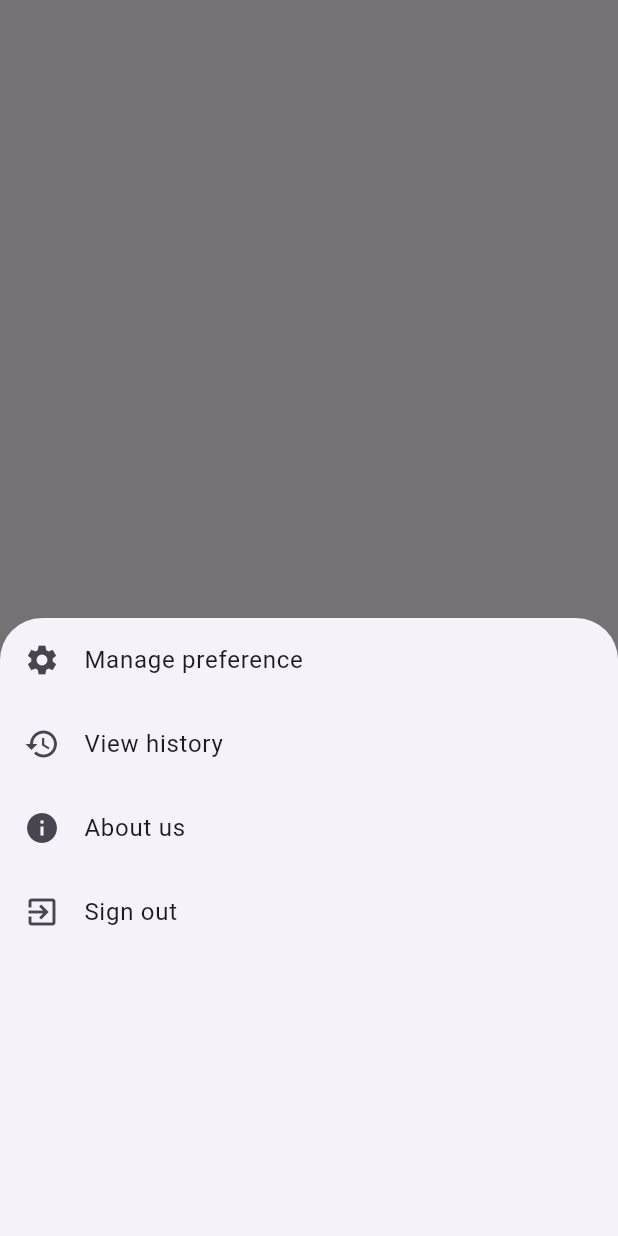
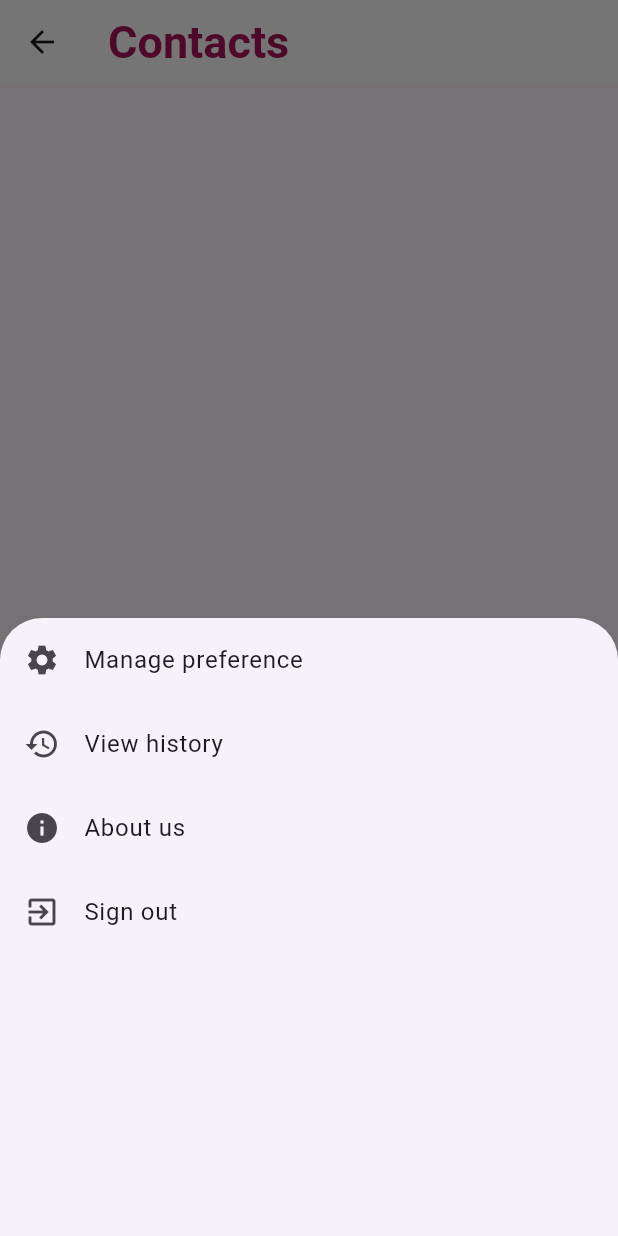
Before and after one commit to GhadaMR/projet-fin-annee2-Detection-d-un-accident, a Flutter app: the ListContacts screen opened directly, item 5 of the bottom bar chosen, on a phone screen of 412 x 824 dp. Run offline on Flutter 3.47's test engine with Material 3 defaults, Android fonts, the phone set to English and light mode, and no system bars; our stand-ins replace awesome_dialog, cloud_firestore, firebase_auth, firebase_core; missing offline and left inert: firebase_app_check; accounts and stored records are empty.

Commit message:
ListContact

```diff
--- a/lib/contact/list_contacts.dart
+++ b/lib/contact/list_contacts.dart
@@ -1,7 +1,8 @@
 import 'package:flutter/cupertino.dart';
 import 'package:flutter/material.dart';
-
+import 'package:cloud_firestore/cloud_firestore.dart';
 import '../components/buttomnavigationbar.dart';
+import 'ContactEditPage.dart';
 
 class ListContacts extends StatefulWidget {
   const ListContacts({super.key});
@@ -11,13 +12,82 @@ class ListContacts extends StatefulWidget {
 }
 
 class _ListContactsState extends State<ListContacts> {
+
+  List<QueryDocumentSnapshot> contacts=[];
+  @override
+  void initState() {
+    super.initState();
+    getData();
+  }
+  getData()async{
+    QuerySnapshot querySnapshot=await FirebaseFirestore.instance.collection("contacts").get();
+    contacts.addAll(querySnapshot.docs);
+    setState(() {
+    });
+
+  }
   @override
   Widget build(BuildContext context) {
     return Scaffold(
-      body: Column(
-        children: [
+      appBar: AppBar(
+        title: Text('Contacts'),
 
-        ],
+      ),
+      body: Padding(
+        padding: const EdgeInsets.all(10.0),
+        child: ListView.builder(
+          itemBuilder: (context,i){
+                return Card(
+                  child: ListTile(
+                    leading: CircleAvatar(
+                      backgroundColor: Colors.pink[700],
+                      child: Text("${contacts[i]['first_name'][0]}",
+                              style: TextStyle(
+                                color: Colors.white
+                              ),
+                      ),
+                    ),
+                    title: Text("${contacts[i]['first_name']}",
+                    style: TextStyle(
+                      fontWeight: FontWeight.bold
+                    ),
+                    ),
+                    subtitle: Text("${contacts[i]['phone_number']}"),
+                    trailing: SizedBox(
+                      width: 70,
+                        child: Row(
+                          children: [
+                            InkWell(child: Icon(Icons.edit),
+                                    /*onTap: (){
+                                      Navigator.push(
+                                        context,
+                                        MaterialPageRoute(builder: (context) => ContactEditPage(contact: contacts[i],)),
+                                      );
+
+                                    },*/
+                            ),
+                          SizedBox(width: 7,),
+                            InkWell(child: Icon(Icons.delete),
+                                    onTap: (){
+                              setState(() {
+                                contacts.removeAt(i);
+                              });
+                                    },
+                            ),
+                          ],
+                        ),
+
+                    ),
+                  ),
+
+                );
+              },
+          itemCount: contacts.length,
+          scrollDirection: Axis.vertical,
+
+
+
+        ),
       ),
       bottomNavigationBar:ButtomNavigationBar(),
     );;
```
Also changed, not shown: lib/contact/add_contact.dart (+10 -0 lines), lib/contact/ContactEditPage.dart (added).
